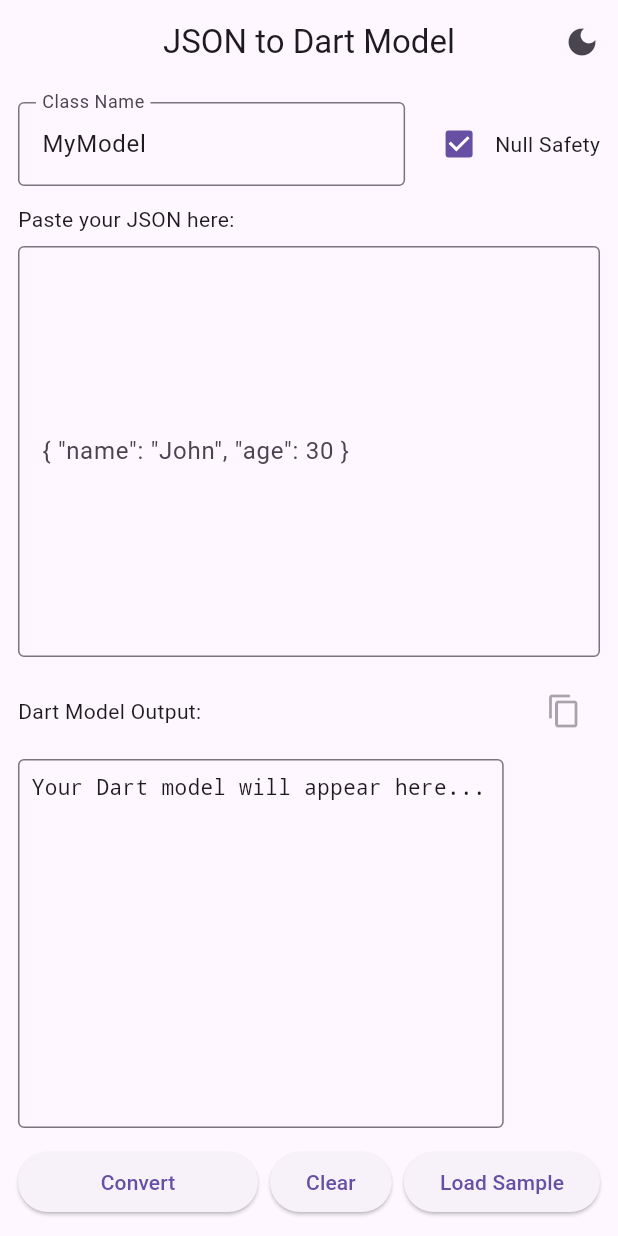
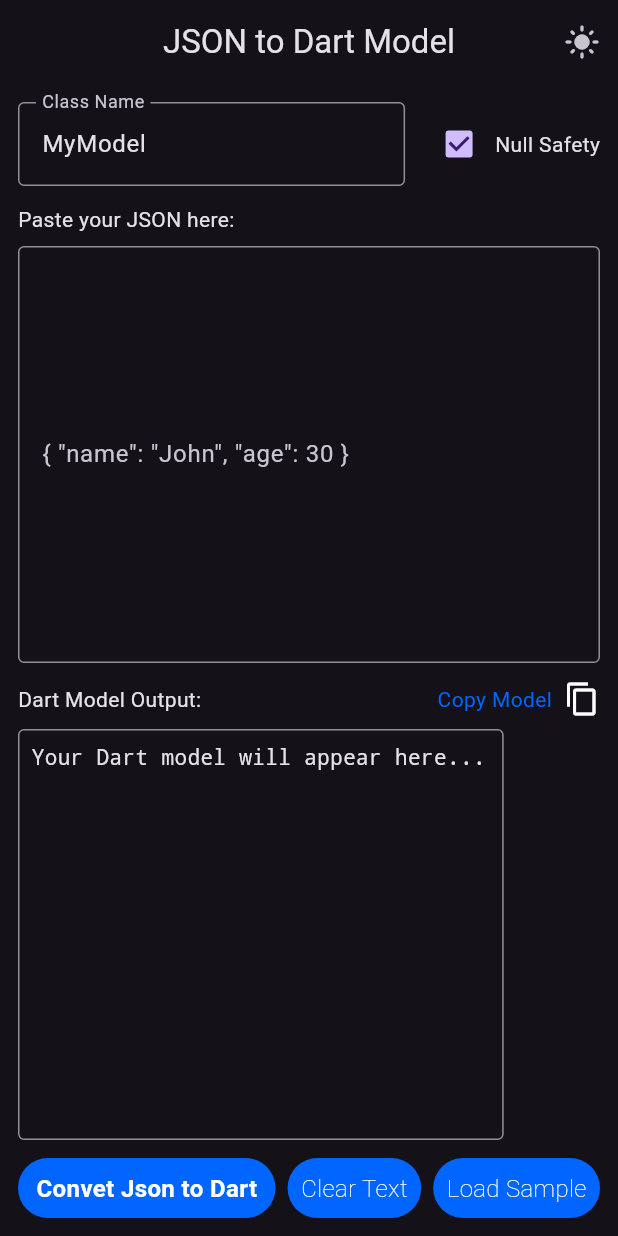
Before and after one commit to kakelay/Json-to-Dart, a Flutter app: the screen it shows after launch, on a phone screen of 412 x 824 dp. Run offline on Flutter 3.47's test engine with Material 3 defaults, Android fonts, the phone set to English and light mode, and no system bars.

Commit message:
update code

```diff
--- a/lib/json_to_dart_app.dart
+++ b/lib/json_to_dart_app.dart
@@ -1,4 +1,5 @@
 import 'package:flutter/material.dart';
+import 'package:json_convert_dart/widgets/app_color.dart';
 import 'pages/json_to_dart_page.dart';
 
 class JsonToDartApp extends StatefulWidget {
@@ -7,11 +8,13 @@ class JsonToDartApp extends StatefulWidget {
 }
 
 class _JsonToDartAppState extends State<JsonToDartApp> {
-  bool _isDarkMode = false;
+  bool _isDarkMode = true;
 
   @override
   Widget build(BuildContext context) {
     return MaterialApp(
+      color: AppColors.appColor,
+
       debugShowCheckedModeBanner: false,
       title: 'JSON to Dart Model',
       theme: _isDarkMode ? ThemeData.dark() : ThemeData.light(),
--- a/lib/testModel/test.dart
+++ b/lib/testModel/test.dart
@@ -1,20 +1,18 @@
-class MyModel {
+class ProductModel {
   final int? id;
   final String? name;
   final bool? isActive;
+  final Profile? profile;
 
-  final List<Items>? items;
+  ProductModel({this.id, this.name, this.isActive, this.profile});
 
-  MyModel({this.id, this.name, this.isActive, this.items});
-
-  factory MyModel.fromJson(Map<String, dynamic> json) {
-    return MyModel(
+  factory ProductModel.fromJson(Map<String, dynamic> json) {
+    return ProductModel(
       id: json['id'],
       name: json['name'],
       isActive: json['isActive'],
-
-      items: json['items'] != null
-          ? List<Items>.from(json['items'].map((x) => Items.fromJson(x)))
+      profile: json['profile'] != null
+          ? Profile.fromJson(json['profile'])
           : null,
     );
   }
@@ -24,22 +22,22 @@ class MyModel {
       'id': id,
       'name': name,
       'isActive': isActive,
-      'items': items?.map((x) => x.toJson()).toList(),
+      'profile': profile?.toJson(),
     };
   }
 }
 
-class Items {
-  final String? title;
-  final double? price;
+class Profile {
+  final String? email;
+  final String? phone;
 
-  Items({this.title, this.price});
+  Profile({this.email, this.phone});
 
-  factory Items.fromJson(Map<String, dynamic> json) {
-    return Items(title: json['title'], price: json['price']);
+  factory Profile.fromJson(Map<String, dynamic> json) {
+    return Profile(email: json['email'], phone: json['phone']);
   }
 
   Map<String, dynamic> toJson() {
-    return {'title': title, 'price': price};
+    return {'email': email, 'phone': phone};
   }
 }
--- /dev/null
+++ b/lib/widgets/app_color.dart
@@ -0,0 +1,40 @@
+import 'package:flutter/material.dart';
+
+class AppColors {
+  static const lightBackground = Color(0xFFffffff);
+  static const darkBackground = Color(0xFF2f2e32);
+  static const white = Color(0xFFffffff);
+  static const black262626 = Color(0xFF262626);
+  static const black1D1D23 = Color(0xFF1D1D23);
+  static const green27AE60 = Color(0xFF27AE60);
+  static const redEB5757 = Color(0xFFEB5757);
+  static const greyBDBDBD = Color(0xFFBDBDBD);
+  static const grey646C7B = Color(0xFF646C7B);
+  static const grey16202E = Color(0xFF16202E);
+  static const greyE0E0E0 = Color(0xFFE0E0E0);
+  static const grey354153 = Color(0xFF354153);
+  static const orangeFFF6E0 = Color(0xFFFFF6E0);
+  static const greyD7DDE4 = Color(0xFFD7DDE4);
+  static const greyEBEFF5 = Color.fromARGB(255, 235, 239, 245);
+  static const appColor =  Color(0xFF0066FF);
+  static const primary = Color(0xFF4A4B4D);
+  static const secondary = Color(0xFF7C7D7E);
+  static const placeholder = Color(0xFFB6B7B7);
+  static const placeholderBg = Color(0xFFF2F2F2);
+
+  static const black131313 = Color(0xFF131313);
+  static const black16202E = Color(0xFF16202E);
+
+  static const cyan1EC090 = Color(0xFF1EC090);
+  static const redF33641 = Color(0xFFF33641);
+  static const redFC4128 = Color(0xFFFC4128);
+
+  static const orangeF26619 = Color(0xFFF26619);
+  static const orangeFEEEE5 = Color(0xFFFEEEE5);
+
+  static const pinkFEEFF0 = Color(0xFFFEEFF0);
+  // static const blue0066FF = Color(0xFF0066FF);
+  static const blueB3D1FF = Color(0xFFB3D1FF);
+
+
+}
--- /dev/null
+++ b/lib/widgets/app_style.dart
@@ -0,0 +1,14 @@
+class AppStyle {
+  AppStyle._();
+  static const SPACING_4 = 4.0;
+  static const SPACING_8 = 8.0;
+  static const SPACING_14 = 14.0;
+  static const SPACING_12 = 12.0;
+  static const SPACING_16 = 16.0;
+  static const SPACING_20 = 20.0;
+  static const SPACING_24 = 24.0;
+  static const SPACING_32 = 32.0;
+  static const SPACING_54 = 54.0;
+  static const BUTTON_HEIGHT = 40.0;
+  static const CONTAINER_RADIUS = 16.0;
+}
--- a/lib/widgets/control_buttons.dart
+++ b/lib/widgets/control_buttons.dart
@@ -1,4 +1,7 @@
 import 'package:flutter/material.dart';
+import 'package:json_convert_dart/widgets/app_color.dart';
+import 'package:json_convert_dart/widgets/app_style.dart';
+import 'package:json_convert_dart/widgets/rounded_button.dart';
 
 class ControlButtons extends StatelessWidget {
   final VoidCallback onConvert;
@@ -17,20 +20,28 @@ class ControlButtons extends StatelessWidget {
     return Row(
       children: [
         Expanded(
-          child: ElevatedButton(
-            onPressed: onConvert,
-            child: const Text('Convert'),
+          child: RoundedButton(
+            text: 'Convet Json to Dart',
+            onPress: onConvert,
+            borderRadius: AppStyle.SPACING_24,
           ),
         ),
-        const SizedBox(width: 8),
-        ElevatedButton(
-          onPressed: onClear,
-          child: const Text('Clear'),
+        const SizedBox(width: AppStyle.SPACING_8),
+
+        RoundedButton(
+          text: 'Clear Text',
+          onPress: onClear,
+          borderRadius: AppStyle.SPACING_24,
+          weight: FontWeight.w100
+
         ),
-        const SizedBox(width: 8),
-        ElevatedButton(
-          onPressed: onLoadSample,
-          child: const Text('Load Sample'),
+        const SizedBox(width: AppStyle.SPACING_8),
+
+        RoundedButton(
+          text: 'Load Sample',
+          onPress: onLoadSample,
+          borderRadius: AppStyle.SPACING_24,
+          weight: FontWeight.w100
         ),
       ],
     );
--- a/lib/widgets/dart_output_panel.dart
+++ b/lib/widgets/dart_output_panel.dart
@@ -1,4 +1,7 @@
 import 'package:flutter/material.dart';
+import 'package:json_convert_dart/widgets/app_color.dart';
+import 'package:json_convert_dart/widgets/app_style.dart';
+import 'package:json_convert_dart/widgets/text_widget.dart';
 
 class DartOutputPanel extends StatelessWidget {
   final String dartCode;
@@ -20,9 +23,15 @@ class DartOutputPanel extends StatelessWidget {
             mainAxisAlignment: MainAxisAlignment.spaceBetween,
             children: [
               const Text('Dart Model Output:'),
-              IconButton(
-                icon: const Icon(Icons.copy),
-                onPressed: dartCode.isEmpty ? null : onCopy,
+              GestureDetector(
+                onTap: dartCode.isEmpty ? null : onCopy,
+                child: Row(
+                  children: [
+                    TextWidget('Copy Model', color: AppColors.appColor),
+                    const SizedBox(width: AppStyle.SPACING_8),
+                    Icon(Icons.copy),
+                  ],
+                ),
               ),
             ],
           ),
--- /dev/null
+++ b/lib/widgets/rounded_button.dart
@@ -0,0 +1,86 @@
+import 'package:flutter/material.dart';
+import 'package:json_convert_dart/widgets/app_color.dart';
+import 'package:json_convert_dart/widgets/app_style.dart';
+import 'package:json_convert_dart/widgets/text_widget.dart';
+
+Widget RoundedButton({
+  Key? key,
+  required String text,
+  Widget? leadingIcon,
+  Widget? trailingIcon,
+  Function? onPress,
+  Color? borderColor,
+  Color? fillColor,
+  Color? textColor,
+  double verticalPadding = AppStyle.SPACING_8,
+  double margin = 0,
+  double? height = AppStyle.BUTTON_HEIGHT,
+  bool isDisable = false,
+  bool isDisableTextOnly = false,
+  bool showLoadingOverlay = false,
+  double borderRadius = 10,
+  FontWeight weight = FontWeight.w600,
+  double? width,
+  double? bottomMargin,
+}) {
+  borderColor ??= Colors.transparent;
+  fillColor ??= AppColors.appColor;
+  textColor ??= AppColors.white;
+
+  return GestureDetector(
+    key: key,
+    onTap: () {
+      if (onPress != null) {
+        if (!isDisable) onPress();
+      }
+    },
+    child: Stack(
+      children: [
+        Container(
+          alignment: Alignment.center,
+          height: height,
+          width: width,
+          padding: EdgeInsets.symmetric(vertical: verticalPadding),
+          margin: bottomMargin == null
+              ? EdgeInsets.all(margin)
+              : EdgeInsets.only(bottom: bottomMargin),
+          decoration: BoxDecoration(
+            border: Border.all(
+              color: isDisable ? Colors.transparent : borderColor,
+            ),
+            borderRadius: BorderRadius.circular(borderRadius),
+            color: fillColor == Colors.transparent
+                ? fillColor
+                : fillColor.withOpacity(isDisable ? 0.3 : 1),
+          ),
+          child: showLoadingOverlay
+              ? const SizedBox(
+                  height: 30,
+                  width: 30,
+                  child: CircularProgressIndicator(color: AppColors.white),
+                )
+              : Row(
+                  mainAxisAlignment: MainAxisAlignment.center,
+                  children: [
+                    if (leadingIcon != null) leadingIcon,
+                    Padding(
+                      padding: const EdgeInsets.symmetric(
+                        horizontal: AppStyle.SPACING_8,
+                      ),
+                      child: TextWidget(
+                        text,
+                        fontSize: 16,
+                        color: textColor.withOpacity(
+                          isDisableTextOnly ? .3 : 1,
+                        ),
+                        weight: weight,
+                      ),
+                    ),
+                    if (trailingIcon != null) trailingIcon,
+                  ],
+                ),
+        ),
+      ],
+    ),
+  );
+}
--- /dev/null
+++ b/lib/widgets/text_widget.dart
@@ -0,0 +1,21 @@
+import 'package:flutter/material.dart';
+import 'package:json_convert_dart/widgets/app_color.dart';
+
+Text TextWidget(
+  String text, {
+  double fontSize = 14,
+  FontWeight weight = FontWeight.normal,
+  Color? color,
+  TextAlign align = TextAlign.left,
+}) {
+  color ??= AppColors.black1D1D23;
+  return Text(
+    text,
+    textAlign: align,
+    style: TextStyle(
+      fontSize: fontSize,
+      color: color,
+      fontWeight: weight,
+    ),
+  );
+}
```
Also changed, not shown: lib/pages/json_to_dart_page.dart (+7 -4 lines).
